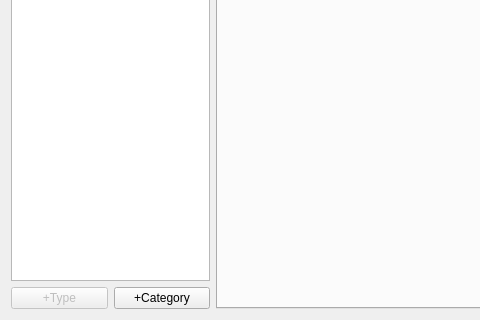
The window that MainWindow.ui (fer-rum/q2d) describes before a commit, drawn with Qt 5; both pictures show x 0 to 480 and y 448 to 768 of the 1024 by 768 pixel window.
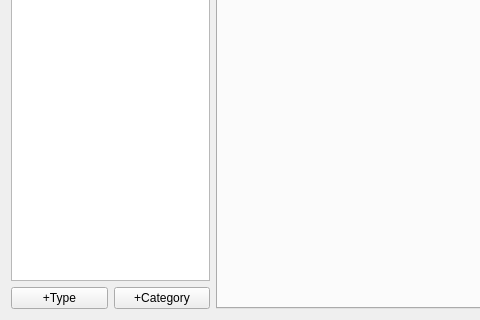
The same window after the commit.

Diff of the .ui file:
```diff
--- a/MainWindow.ui
+++ b/MainWindow.ui
@@ -64,7 +64,7 @@
         <item>
          <widget class="QPushButton" name="addTypeButton">
           <property name="enabled">
-           <bool>false</bool>
+           <bool>true</bool>
           </property>
           <property name="text">
            <string>+Type</string>
```
Left out of the diff: 6 changed lines with no effect on the pictures.
